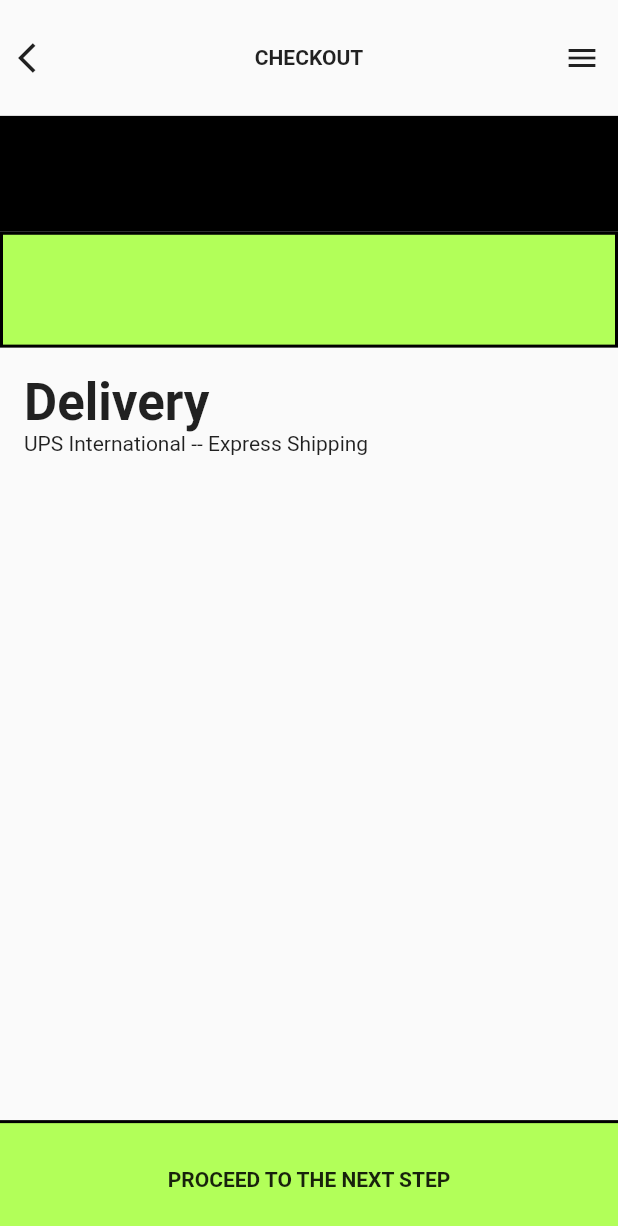
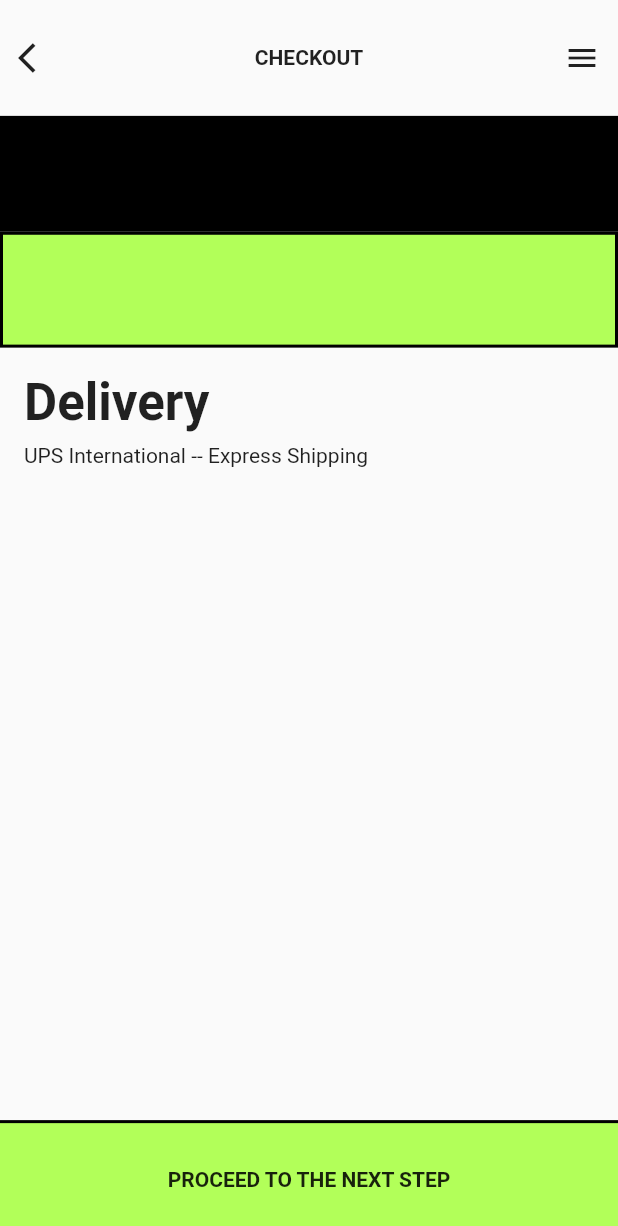
Before and after one commit to JAICHANGPARK/flutter_notebook_8th_story, a Flutter app: the screen it shows after launch, on a phone screen of 412 x 824 dp. Shown: the top 1226 px of the screen. Run offline on Flutter 3.47's test engine with Material 2 defaults, Android fonts, the phone set to English and light mode, and no system bars; our stand-ins replace google_fonts; Roboto replaces fonts that are missing (Alata).

Commit message:
Update fashion_store_page.dart

```diff
--- a/lib/ep561_fashion_store_app/fashion_store_page.dart
+++ b/lib/ep561_fashion_store_app/fashion_store_page.dart
@@ -53,6 +53,7 @@ class _FashionMainPageState extends State<FashionMainPage> {
                 child: ListView(
                   children: [
                     Container(
+                      decoration: BoxDecoration(),
                       padding: EdgeInsets.all(16),
                       child: Row(
                         children: [
@@ -63,6 +64,7 @@ class _FashionMainPageState extends State<FashionMainPage> {
                                 "Delivery",
                                 style: GoogleFonts.alata(fontWeight: FontWeight.bold, fontSize: 34),
                               ),
+                              SizedBox(height: 8,),
                               Text("UPS International -- Express Shipping", )
                             ],
                           )
```
